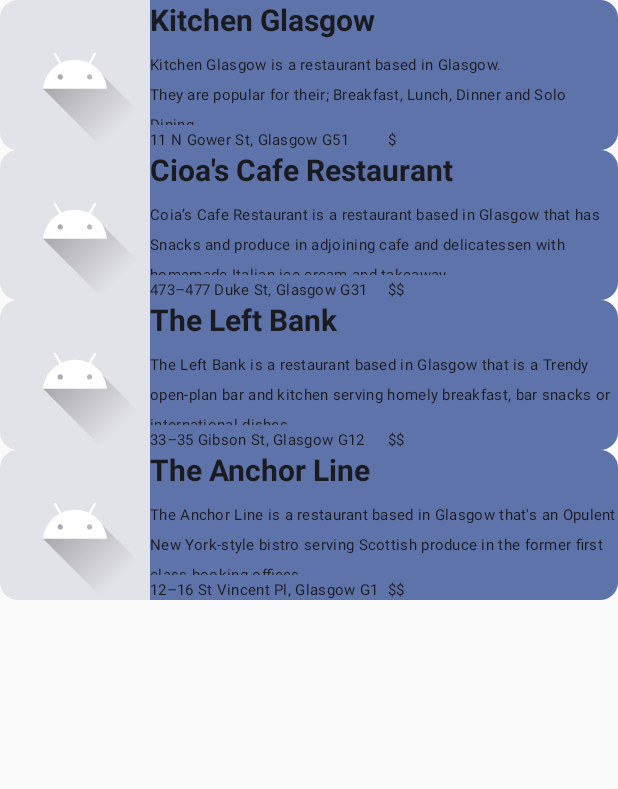
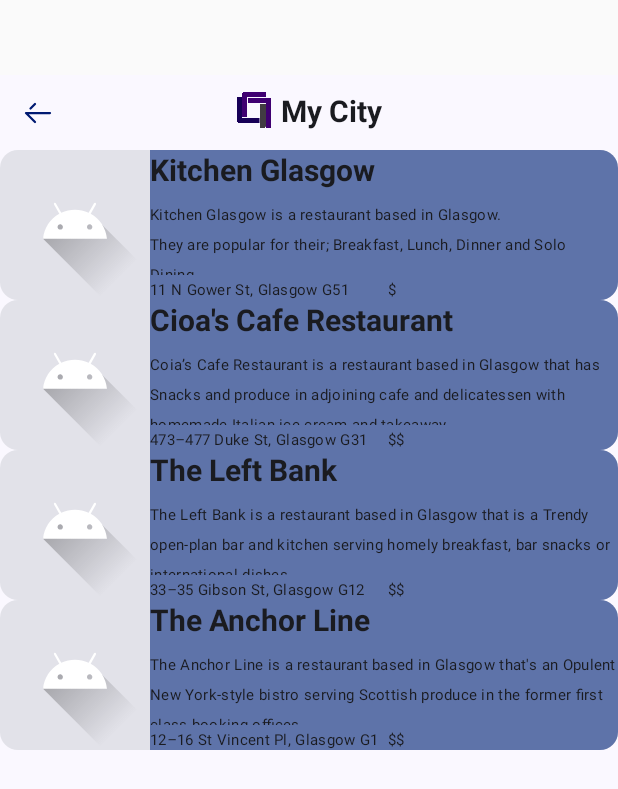
Before and after one commit to Uniq-Studio/My-City, an Android app built with Jetpack Compose: the screen it shows after launch (MainActivity), on a phone screen of 412 x 824 dp. Shown: the top 789 px of the screen. Run offline under Robolectric (Android 15) with nearby library versions, the phone set to English and light mode, and no system bars.

Commit message:
Very Basic Navigation

```diff
--- a/app/src/main/java/org/uniqstudio/mycity/MainActivity.kt
+++ b/app/src/main/java/org/uniqstudio/mycity/MainActivity.kt
@@ -4,8 +4,12 @@
 import androidx.activity.ComponentActivity
 import androidx.activity.compose.setContent
 import androidx.activity.enableEdgeToEdge
-import org.uniqstudio.mycity.data.RestaurantDataSource
-import org.uniqstudio.mycity.ui.RestaurantList
+import androidx.compose.foundation.layout.Column
+import androidx.compose.foundation.layout.Spacer
+import androidx.compose.foundation.layout.size
+import androidx.compose.ui.Modifier
+import androidx.compose.ui.unit.dp
+import org.uniqstudio.mycity.ui.RestaurantScreen
 import org.uniqstudio.mycity.ui.theme.AppTheme
 
 class MainActivity : ComponentActivity() {
@@ -14,7 +18,10 @@
         enableEdgeToEdge()
         setContent {
             AppTheme {
-                    RestaurantList(RestaurantDataSource().loadRestaurants(), {})
+                Column {
+                    Spacer(modifier = Modifier.size(50.dp))
+                    RestaurantScreen()
+                }
             }
         }
     }
--- a/app/src/main/java/org/uniqstudio/mycity/ui/Restaurant.kt
+++ b/app/src/main/java/org/uniqstudio/mycity/ui/Restaurant.kt
@@ -1,11 +1,53 @@
 package org.uniqstudio.mycity.ui
 
+import androidx.compose.foundation.layout.Column
 import androidx.compose.foundation.layout.fillMaxSize
+import androidx.compose.foundation.layout.padding
 import androidx.compose.foundation.lazy.LazyColumn
 import androidx.compose.foundation.lazy.items
+import androidx.compose.material3.Scaffold
 import androidx.compose.runtime.Composable
+import androidx.compose.runtime.getValue
+import androidx.compose.runtime.mutableStateOf
+import androidx.compose.runtime.remember
+import androidx.compose.runtime.setValue
 import androidx.compose.ui.Modifier
+import org.uniqstudio.mycity.R
+import org.uniqstudio.mycity.data.RestaurantDataSource
 import org.uniqstudio.mycity.model.Restaurant
+
+@Composable
+fun RestaurantScreen(){
+    var isShowingList by remember { mutableStateOf(true) }
+    Scaffold(
+        topBar = {
+            TopBar(
+                image = R.drawable.logo_uniq,
+                text = R.string.app_name,
+                goBack = true,
+                onClickBack = {isShowingList = true}
+            )
+        }
+    ) { innerpadding ->
+        Column(
+            modifier = Modifier.padding(innerpadding)
+        ){
+            if (isShowingList) {
+                RestaurantList(
+                    RestaurantDataSource().loadRestaurants(),
+                    { isShowingList = !isShowingList })
+            } else {
+                InfoPanel(
+                    image = RestaurantDataSource().loadRestaurants()[0].imageResourceId,
+                    title = RestaurantDataSource().loadRestaurants()[0].name,
+                    description = RestaurantDataSource().loadRestaurants()[0].description,
+                    subText1 = RestaurantDataSource().loadRestaurants()[0].location,
+                    subText2 = RestaurantDataSource().loadRestaurants()[0].rating,
+                )
+            }
+        }
+    }
+}
 
 @Composable
 fun RestaurantList(
@@ -29,8 +71,7 @@
 @Composable
 fun RestaurantCard(
     restaurant: Restaurant,
-    onClick: () -> Unit,
-    modifier: Modifier = Modifier
+    onClick: () -> Unit
 ){
     HorizontalImageInfoCard(
         image = restaurant.imageResourceId,
```
Also changed, not shown: app/src/main/java/org/uniqstudio/mycity/ui/CommonViews.kt (+6 -6 lines).
